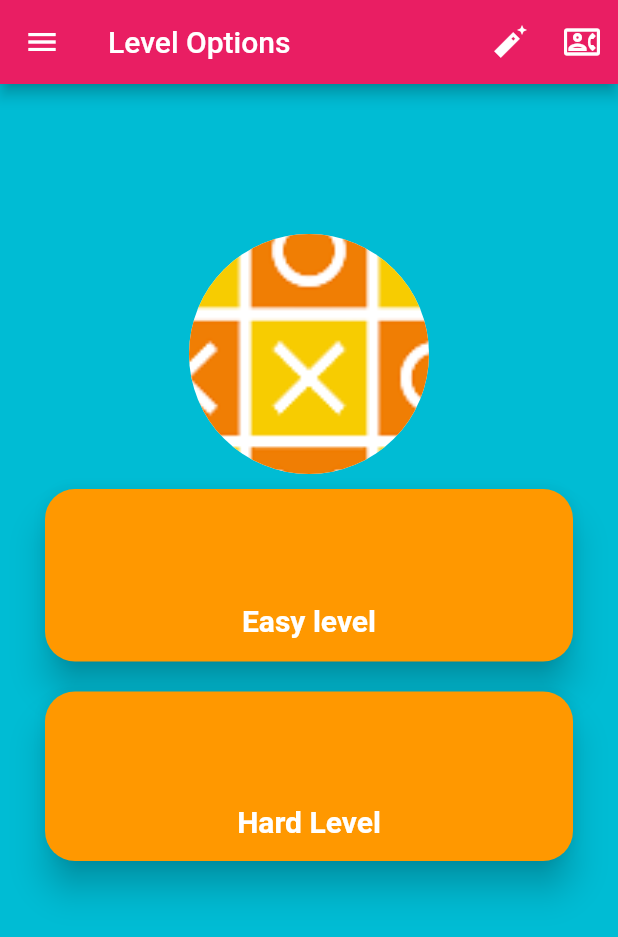
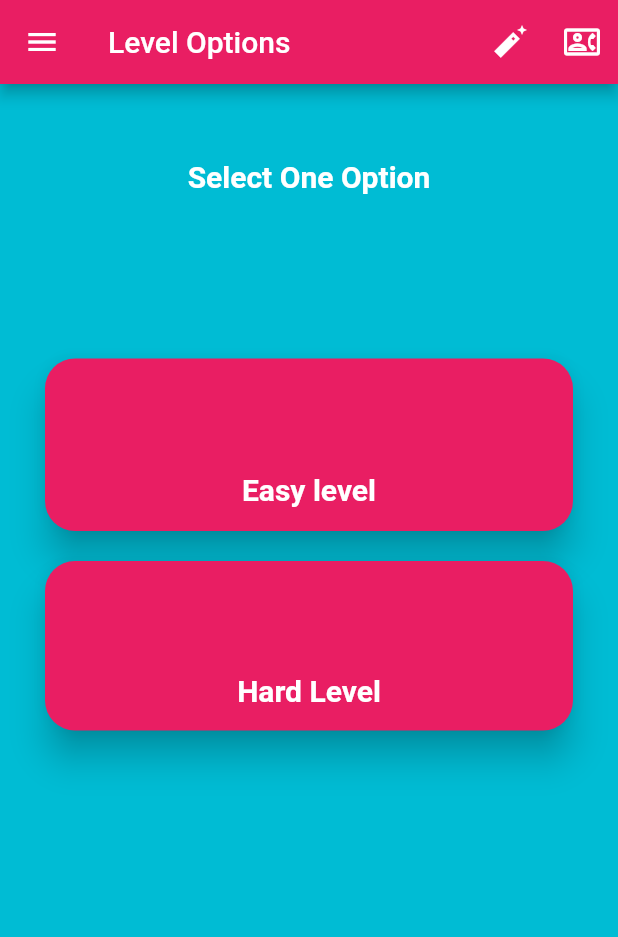
Before and after one commit to TayyabaIshfaq947/Sessional2-FA17_BCS_115-Sec_B, a Flutter app: the selecttype screen opened directly, on a phone screen of 412 x 824 dp. Shown: the top 937 px of the screen. Run offline on Flutter 3.47's test engine with Material 2 defaults, Android fonts, the phone set to English and light mode, and no system bars; our stand-ins replace lottie; missing offline and left inert: contactus.

```diff
--- a/tic_tac_toe_game/lib/screens/homepage.dart
+++ b/tic_tac_toe_game/lib/screens/homepage.dart
@@ -22,7 +22,7 @@ class _selecttypeState extends State<selecttype> {
               MaterialPageRoute(builder: (context) => simple()));
         },
         child: Material(
-          color: Colors.orange,
+          color: Colors.pink,
           elevation: 10.0,
           borderRadius: BorderRadius.circular(20.0),
           child: Container(
@@ -66,7 +66,7 @@ class _selecttypeState extends State<selecttype> {
               .pushReplacement(MaterialPageRoute(builder: (context) => hard()));
         },
         child: Material(
-          color: Colors.orange,
+          color: Colors.pink,
           elevation: 10.0,
           borderRadius: BorderRadius.circular(20.0),
           child: Container(
@@ -130,12 +130,20 @@ class _selecttypeState extends State<selecttype> {
       body: ListView(
         children: <Widget>[
           SizedBox(
-            height: 100.0,
+            height: 50,
           ),
-          CircleAvatar(
-            backgroundImage: AssetImage('assets/images/tictactoe.png'),
-            backgroundColor: Colors.white,
-            radius: 80.0,
+          Center(
+            child: Text(
+              "Select One Option",
+              style: TextStyle(
+                fontSize: 20.0,
+                color: Colors.white,
+                fontWeight: FontWeight.w700,
+              ),
+            ),
+          ),
+          SizedBox(
+            height: 100,
           ),
           customcard(),
           customcard1()
```
Also changed, not shown: tic_tac_toe_game/lib/ContacUs.dart (+146 -0 lines).
